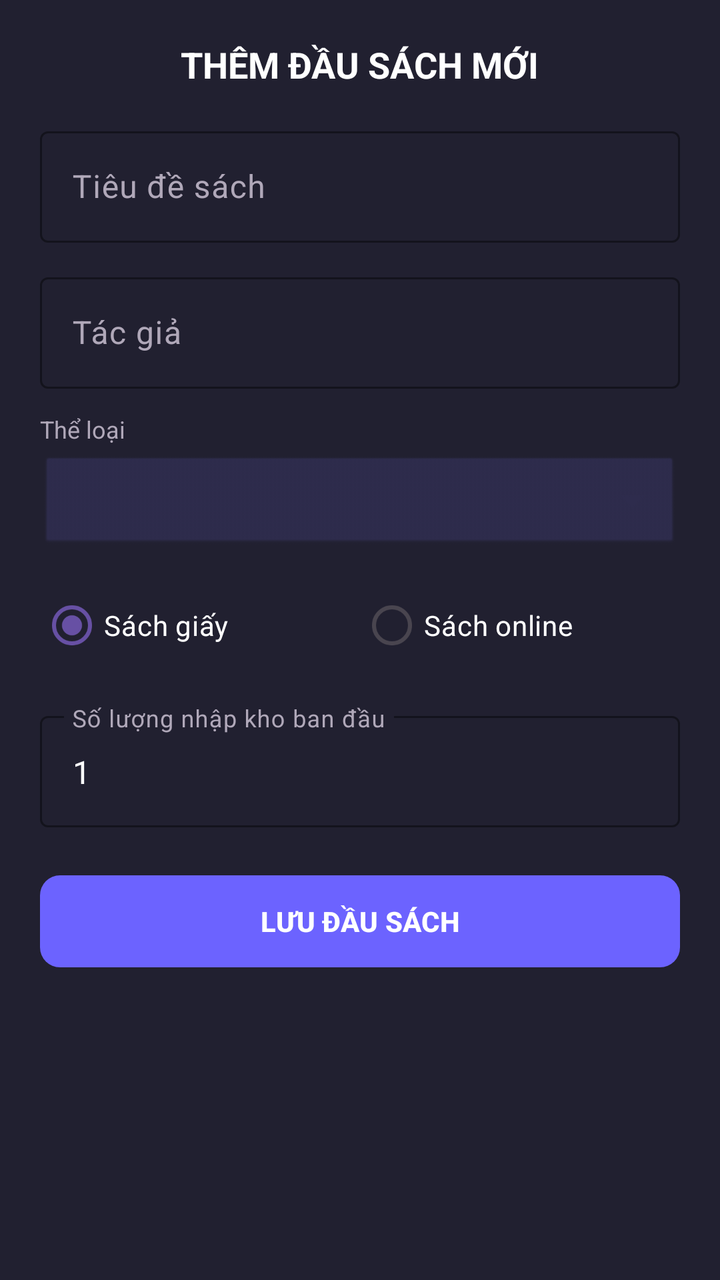
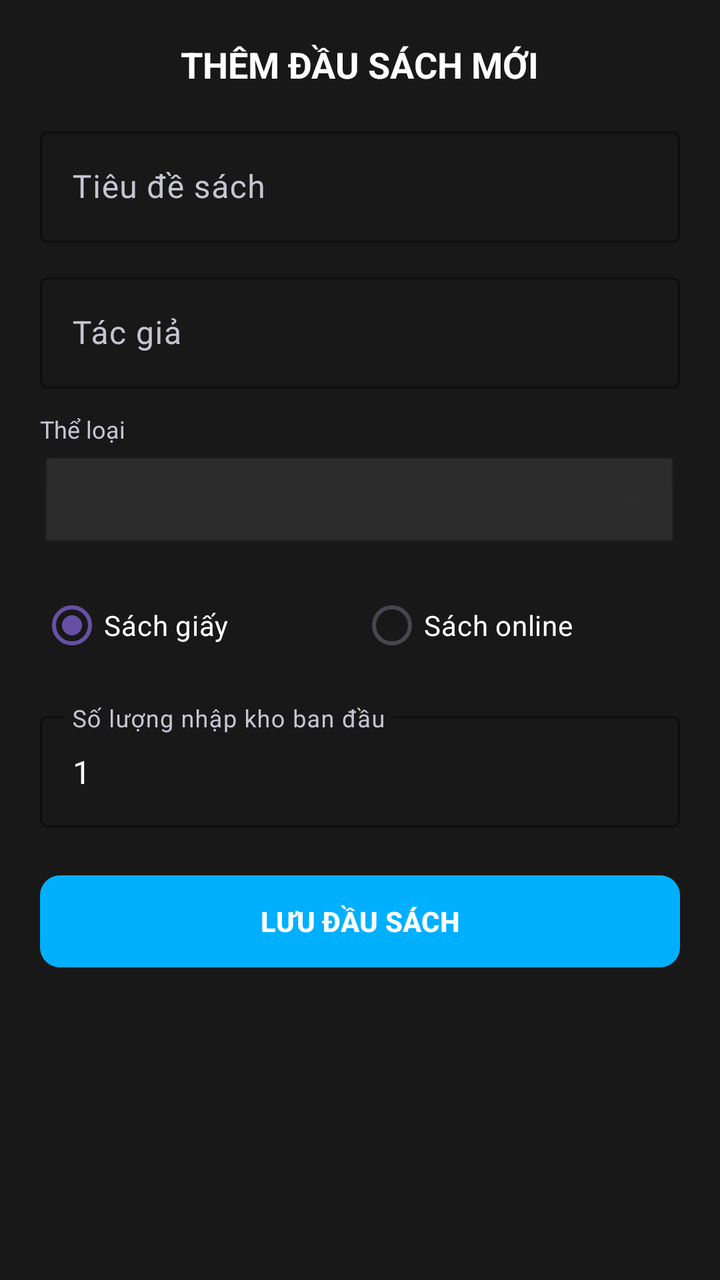

Two renders of the same Android screen: before a commit and after it. Below are the layout's source before the change and the commit's diff.
<!-- AndroidManifest.xml: application theme Theme.QLTV -->
<!-- res/layout/dialog_add_book.xml -->
<?xml version="1.0" encoding="utf-8"?>
<ScrollView xmlns:android="http://schemas.android.com/apk/res/android"
    xmlns:app="http://schemas.android.com/apk/res-auto"
    android:layout_width="match_parent"
    android:layout_height="wrap_content"
    android:background="#212030"
    android:padding="20dp">

    <LinearLayout
        android:layout_width="match_parent"
        android:layout_height="wrap_content"
        android:orientation="vertical">

        <TextView
            android:layout_width="wrap_content"
            android:layout_height="wrap_content"
            android:layout_gravity="center"
            android:layout_marginBottom="16dp"
            android:text="THÊM ĐẦU SÁCH MỚI"
            android:textColor="#FFFFFF"
            android:textSize="18sp"
            android:textStyle="bold" />

        
        <com.google.android.material.textfield.TextInputLayout
            style="@style/Widget.Material3.TextInputLayout.OutlinedBox"
            android:layout_width="match_parent"
            android:layout_height="wrap_content"
            android:layout_marginBottom="12dp"
            android:hint="Tiêu đề sách"
            android:textColorHint="#B0A8B9"
            app:boxStrokeColor="#6C63FF"
            app:boxStrokeWidthFocused="2dp"
            app:hintTextColor="#6C63FF">

            <com.google.android.material.textfield.TextInputEditText
                android:id="@+id/edtTitle"
                android:layout_width="match_parent"
                android:layout_height="wrap_content"
                android:textColor="#FFFFFF" />
        </com.google.android.material.textfield.TextInputLayout>

        
        <com.google.android.material.textfield.TextInputLayout
            style="@style/Widget.Material3.TextInputLayout.OutlinedBox"
            android:layout_width="match_parent"
            android:layout_height="wrap_content"
            android:layout_marginBottom="12dp"
            android:hint="Tác giả"
            android:textColorHint="#B0A8B9"
            app:boxStrokeColor="#6C63FF"
            app:boxStrokeWidthFocused="2dp"
            app:hintTextColor="#6C63FF">

            <com.google.android.material.textfield.TextInputEditText
                android:id="@+id/edtAuthor"
                android:layout_width="match_parent"
                android:layout_height="wrap_content"
                android:textColor="#FFFFFF" />
        </com.google.android.material.textfield.TextInputLayout>

        
        <TextView
            android:layout_width="wrap_content"
            android:layout_height="wrap_content"
            android:layout_marginBottom="4dp"
            android:text="Thể loại"
            android:textColor="#B0A8B9"
            android:textSize="12sp" />

        <Spinner
            android:id="@+id/spinDialogCat"
            android:layout_width="match_parent"
            android:layout_height="50dp"
            android:layout_marginBottom="12dp"
            android:background="@android:drawable/btn_dropdown"
            android:backgroundTint="#2E2C4D" />

        
        <RadioGroup
            android:id="@+id/rgType"
            android:layout_width="match_parent"
            android:layout_height="wrap_content"
            android:layout_marginBottom="16dp"
            android:checkedButton="@id/rbPaper"
            android:orientation="horizontal">

            <RadioButton
                android:id="@+id/rbPaper"
                android:layout_width="0dp"
                android:layout_height="wrap_content"
                android:layout_weight="1"
                android:text="Sách giấy"
                android:textColor="#FFFFFF" />

            <RadioButton
                android:id="@+id/rbOnline"
                android:layout_width="0dp"
                android:layout_height="wrap_content"
                android:layout_weight="1"
                android:text="Sách online"
                android:textColor="#FFFFFF" />
        </RadioGroup>

        
        <LinearLayout
            android:id="@+id/layoutPaperOnly"
            android:layout_width="match_parent"
            android:layout_height="wrap_content"
            android:orientation="vertical"
            android:visibility="visible">

            <com.google.android.material.textfield.TextInputLayout
                style="@style/Widget.Material3.TextInputLayout.OutlinedBox"
                android:layout_width="match_parent"
                android:layout_height="wrap_content"
                android:layout_marginBottom="12dp"
                android:hint="Số lượng nhập kho ban đầu"
                android:textColorHint="#B0A8B9"
                app:boxStrokeColor="#6C63FF"
                app:boxStrokeWidthFocused="2dp"
                app:hintTextColor="#6C63FF">

                <com.google.android.material.textfield.TextInputEditText
                    android:id="@+id/edtQty"
                    android:layout_width="match_parent"
                    android:layout_height="wrap_content"
                    android:inputType="number"
                    android:text="1"
                    android:textColor="#FFFFFF" />
            </com.google.android.material.textfield.TextInputLayout>
        </LinearLayout>

        
        <LinearLayout
            android:id="@+id/layoutOnlineOnly"
            android:layout_width="match_parent"
            android:layout_height="wrap_content"
            android:orientation="vertical"
            android:visibility="gone">

            
            <com.google.android.material.textfield.TextInputLayout
                style="@style/Widget.Material3.TextInputLayout.OutlinedBox"
                android:layout_width="match_parent"
                android:layout_height="wrap_content"
                android:layout_marginBottom="12dp"
                android:hint="URL tài liệu (link đọc/tải)"
                android:textColorHint="#B0A8B9"
                app:boxStrokeColor="#6C63FF"
                app:boxStrokeWidthFocused="2dp"
                app:hintTextColor="#6C63FF">

                <com.google.android.material.textfield.TextInputEditText
                    android:id="@+id/edtUrl"
                    android:layout_width="match_parent"
                    android:layout_height="wrap_content"
                    android:inputType="textUri"
                    android:textColor="#FFFFFF" />
            </com.google.android.material.textfield.TextInputLayout>

            
            <com.google.android.material.textfield.TextInputLayout
                style="@style/Widget.Material3.TextInputLayout.OutlinedBox"
                android:layout_width="match_parent"
                android:layout_height="wrap_content"
                android:layout_marginBottom="12dp"
                android:hint="Định dạng (PDF, EPUB, ...)"
                android:textColorHint="#B0A8B9"
                app:boxStrokeColor="#6C63FF"
                app:boxStrokeWidthFocused="2dp"
                app:hintTextColor="#6C63FF">

                <com.google.android.material.textfield.TextInputEditText
                    android:id="@+id/edtFormat"
                    android:layout_width="match_parent"
                    android:layout_height="wrap_content"
                    android:text="PDF"
                    android:textColor="#FFFFFF" />
            </com.google.android.material.textfield.TextInputLayout>
        </LinearLayout>

        <com.google.android.material.button.MaterialButton
            android:id="@+id/btnSaveBook"
            android:layout_width="match_parent"
            android:layout_height="54dp"
            android:layout_marginTop="8dp"
            android:text="LƯU ĐẦU SÁCH"
            android:textColor="#FFFFFF"
            android:textStyle="bold"
            app:backgroundTint="#6C63FF"
            app:cornerRadius="10dp" />

    </LinearLayout>
</ScrollView>
<!-- resources referenced by this layout -->
<resources>
  <style name="Theme.QLTV" parent="Base.Theme.QLTV" />
  <style name="Base.Theme.QLTV" parent="Theme.Material3.DayNight.NoActionBar">
          
          
      </style>
</resources>

<!-- the commit's change to res/layout/dialog_add_book.xml (unified diff, before → after) -->
@@ -3,7 +3,7 @@
     xmlns:app="http://schemas.android.com/apk/res-auto"
     android:layout_width="match_parent"
     android:layout_height="wrap_content"
-    android:background="#212030"
+    android:background="#181818"
     android:padding="20dp">
 
     <LinearLayout
@@ -12,6 +12,7 @@
         android:orientation="vertical">
 
         <TextView
+            android:id="@+id/txtFormTitle"
             android:layout_width="wrap_content"
             android:layout_height="wrap_content"
             android:layout_gravity="center"
@@ -28,10 +29,10 @@
             android:layout_height="wrap_content"
             android:layout_marginBottom="12dp"
             android:hint="Tiêu đề sách"
-            android:textColorHint="#B0A8B9"
-            app:boxStrokeColor="#6C63FF"
+            android:textColorHint="#C5C5D2"
+            app:boxStrokeColor="#FFFFFF"
             app:boxStrokeWidthFocused="2dp"
-            app:hintTextColor="#6C63FF">
+            app:hintTextColor="#FFFFFF">
 
             <com.google.android.material.textfield.TextInputEditText
                 android:id="@+id/edtTitle"
@@ -47,10 +48,10 @@
             android:layout_height="wrap_content"
             android:layout_marginBottom="12dp"
             android:hint="Tác giả"
-            android:textColorHint="#B0A8B9"
-            app:boxStrokeColor="#6C63FF"
+            android:textColorHint="#C5C5D2"
+            app:boxStrokeColor="#FFFFFF"
             app:boxStrokeWidthFocused="2dp"
-            app:hintTextColor="#6C63FF">
+            app:hintTextColor="#FFFFFF">
 
             <com.google.android.material.textfield.TextInputEditText
                 android:id="@+id/edtAuthor"
@@ -65,7 +66,7 @@
             android:layout_height="wrap_content"
             android:layout_marginBottom="4dp"
             android:text="Thể loại"
-            android:textColor="#B0A8B9"
+            android:textColor="#C5C5D2"
             android:textSize="12sp" />
 
         <Spinner
@@ -74,7 +75,7 @@
             android:layout_height="50dp"
             android:layout_marginBottom="12dp"
             android:background="@android:drawable/btn_dropdown"
-            android:backgroundTint="#2E2C4D" />
+            android:backgroundTint="#2D2D2D" />
 
         
         <RadioGroup
@@ -116,10 +117,10 @@
                 android:layout_height="wrap_content"
                 android:layout_marginBottom="12dp"
                 android:hint="Số lượng nhập kho ban đầu"
-                android:textColorHint="#B0A8B9"
-                app:boxStrokeColor="#6C63FF"
+                android:textColorHint="#C5C5D2"
+                app:boxStrokeColor="#FFFFFF"
                 app:boxStrokeWidthFocused="2dp"
-                app:hintTextColor="#6C63FF">
+                app:hintTextColor="#FFFFFF">
 
                 <com.google.android.material.textfield.TextInputEditText
                     android:id="@+id/edtQty"
@@ -146,10 +147,10 @@
                 android:layout_height="wrap_content"
                 android:layout_marginBottom="12dp"
                 android:hint="URL tài liệu (link đọc/tải)"
-                android:textColorHint="#B0A8B9"
-                app:boxStrokeColor="#6C63FF"
+                android:textColorHint="#C5C5D2"
+                app:boxStrokeColor="#FFFFFF"
                 app:boxStrokeWidthFocused="2dp"
-                app:hintTextColor="#6C63FF">
+                app:hintTextColor="#FFFFFF">
 
                 <com.google.android.material.textfield.TextInputEditText
                     android:id="@+id/edtUrl"
@@ -166,10 +167,10 @@
                 android:layout_height="wrap_content"
                 android:layout_marginBottom="12dp"
                 android:hint="Định dạng (PDF, EPUB, ...)"
-                android:textColorHint="#B0A8B9"
-                app:boxStrokeColor="#6C63FF"
+                android:textColorHint="#C5C5D2"
+                app:boxStrokeColor="#FFFFFF"
                 app:boxStrokeWidthFocused="2dp"
-                app:hintTextColor="#6C63FF">
+                app:hintTextColor="#FFFFFF">
 
                 <com.google.android.material.textfield.TextInputEditText
                     android:id="@+id/edtFormat"
@@ -188,7 +189,7 @@
             android:text="LƯU ĐẦU SÁCH"
             android:textColor="#FFFFFF"
             android:textStyle="bold"
-            app:backgroundTint="#6C63FF"
+            app:backgroundTint="#00B0FF"
             app:cornerRadius="10dp" />
 
     </LinearLayout>
